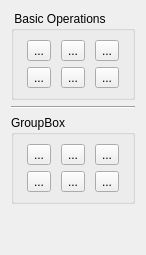
Above: gui/toolbox.ui from warc3l/Owlies before the change. Below: the same form after it.
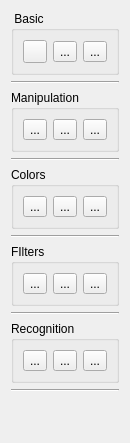
That is the form after the change. Icons and pictures are not drawn.

Commit message:
Implemented crop functionality. Added Google Icons.
Implemented crop functionality, and more improvments on the SW architecture.

```diff
--- a/gui/toolbox.ui
+++ b/gui/toolbox.ui
@@ -10,7 +10,7 @@
     <x>0</x>
     <y>0</y>
     <width>159</width>
-    <height>445</height>
+    <height>414</height>
    </rect>
   </property>
   <property name="sizePolicy">
@@ -29,19 +29,9 @@
    <item>
     <widget class="QGroupBox" name="groupBox">
      <property name="title">
-      <string> Basic Operations</string>
+      <string> Basic</string>
      </property>
      <layout class="QGridLayout" name="gridLayout">
-      <item row="0" column="0">
-       <widget class="QToolButton" name="toolButton">
-        <property name="focusPolicy">
-         <enum>Qt::NoFocus</enum>
-        </property>
-        <property name="text">
-         <string>...</string>
-        </property>
-       </widget>
-      </item>
       <item row="0" column="1">
        <widget class="QToolButton" name="toolButton_2">
         <property name="focusPolicy">
@@ -60,35 +50,23 @@
         <property name="text">
          <string>...</string>
         </property>
-       </widget>
-      </item>
-      <item row="1" column="0">
-       <widget class="QToolButton" name="toolButton_4">
-        <property name="focusPolicy">
-         <enum>Qt::NoFocus</enum>
+        <property name="icon">
+         <iconset resource="../resources/resources.qrc">
+          <normaloff>:/icons/ic_zoom_out_black_24px.svg</normaloff>:/icons/ic_zoom_out_black_24px.svg</iconset>
         </property>
-        <property name="text">
-         <string>...</string>
-        </property>
        </widget>
       </item>
-      <item row="1" column="1">
-       <widget class="QToolButton" name="toolButton_5">
+      <item row="0" column="0">
+       <widget class="QToolButton" name="btn_crop">
         <property name="focusPolicy">
          <enum>Qt::NoFocus</enum>
         </property>
         <property name="text">
-         <string>...</string>
+         <string/>
         </property>
-       </widget>
-      </item>
-      <item row="1" column="2">
-       <widget class="QToolButton" name="toolButton_6">
-        <property name="focusPolicy">
-         <enum>Qt::NoFocus</enum>
-        </property>
-        <property name="text">
-         <string>...</string>
+        <property name="icon">
+         <iconset resource="../resources/resources.qrc">
+          <normaloff>:/icons/ic_crop_black_24px.svg</normaloff>:/icons/ic_crop_black_24px.svg</iconset>
         </property>
        </widget>
       </item>
@@ -105,7 +83,7 @@
    <item>
     <widget class="QGroupBox" name="groupBox_2">
      <property name="title">
-      <string>GroupBox</string>
+      <string>Manipulation</string>
      </property>
      <layout class="QGridLayout" name="gridLayout_2">
       <item row="0" column="2">
@@ -118,8 +96,80 @@
         </property>
        </widget>
       </item>
+      <item row="0" column="3">
+       <widget class="QToolButton" name="btn_invert_image">
+        <property name="focusPolicy">
+         <enum>Qt::NoFocus</enum>
+        </property>
+        <property name="text">
+         <string>...</string>
+        </property>
+        <property name="icon">
+         <iconset resource="../resources/resources.qrc">
+          <normaloff>:/icons/ic_compare_black_24px.svg</normaloff>:/icons/ic_compare_black_24px.svg</iconset>
+        </property>
+       </widget>
+      </item>
+      <item row="0" column="1">
+       <widget class="QToolButton" name="btn_draw">
+        <property name="focusPolicy">
+         <enum>Qt::NoFocus</enum>
+        </property>
+        <property name="text">
+         <string>...</string>
+        </property>
+        <property name="icon">
+         <iconset resource="../resources/resources.qrc">
+          <normaloff>:/icons/ic_brush_black_24px.svg</normaloff>:/icons/ic_brush_black_24px.svg</iconset>
+        </property>
+       </widget>
+      </item>
+     </layout>
+    </widget>
+   </item>
+   <item>
+    <widget class="Line" name="line_2">
+     <property name="orientation">
+      <enum>Qt::Horizontal</enum>
+     </property>
+    </widget>
+   </item>
+   <item>
+    <widget class="QGroupBox" name="group_colors">
+     <property name="title">
+      <string>Colors</string>
+     </property>
+     <layout class="QGridLayout" name="gridLayout_4">
+      <item row="0" column="2">
+       <widget class="QToolButton" name="btn_sature">
+        <property name="focusPolicy">
+         <enum>Qt::NoFocus</enum>
+        </property>
+        <property name="text">
+         <string>...</string>
+        </property>
+        <property name="icon">
+         <iconset resource="../resources/resources.qrc">
+          <normaloff>:/icons/ic_whatshot_black_24px.svg</normaloff>:/icons/ic_whatshot_black_24px.svg</iconset>
+        </property>
+       </widget>
+      </item>
+      <item row="0" column="1">
+       <widget class="QToolButton" name="btn_invert_colors">
+        <property name="focusPolicy">
+         <enum>Qt::NoFocus</enum>
+        </property>
+        <property name="text">
+         <string>...</string>
+        </property>
+        <property name="icon">
+         <iconset resource="../resources/resources.qrc">
+          <normaloff>:/icons/ic_invert_colors_black_24px.svg</normaloff>:/icons/ic_invert_colors_black_24px.svg</iconset>
+        </property>
+       </widget>
+      </item>
       <item row="0" column="0">
-       <widget class="QToolButton" name="toolButton_7">
+       <widget class="QToolButton" name="btn_pick">
         <property name="focusPolicy">
          <enum>Qt::NoFocus</enum>
         </property>
@@ -128,8 +178,38 @@
         </property>
        </widget>
       </item>
+     </layout>
+    </widget>
+   </item>
+   <item>
+    <widget class="Line" name="line_3">
+     <property name="orientation">
+      <enum>Qt::Horizontal</enum>
+     </property>
+    </widget>
+   </item>
+   <item>
+    <widget class="QGroupBox" name="group_filters">
+     <property name="title">
+      <string>FIlters</string>
+     </property>
+     <layout class="QGridLayout" name="gridLayout_3">
+      <item row="0" column="0">
+       <widget class="QToolButton" name="btn_filter_1">
+        <property name="focusPolicy">
+         <enum>Qt::NoFocus</enum>
+        </property>
+        <property name="text">
+         <string>...</string>
+        </property>
+        <property name="icon">
+         <iconset resource="../resources/resources.qrc">
+          <normaloff>:/icons/ic_blur_on_black_24px.svg</normaloff>:/icons/ic_blur_on_black_24px.svg</iconset>
+        </property>
+       </widget>
+      </item>
       <item row="0" column="1">
-       <widget class="QToolButton" name="toolButton_8">
+       <widget class="QToolButton" name="btn_filter_2">
         <property name="focusPolicy">
          <enum>Qt::NoFocus</enum>
         </property>
@@ -138,8 +218,8 @@
         </property>
        </widget>
       </item>
-      <item row="1" column="0">
-       <widget class="QToolButton" name="toolButton_10">
+      <item row="0" column="2">
+       <widget class="QToolButton" name="btn_filter_3">
         <property name="focusPolicy">
          <enum>Qt::NoFocus</enum>
         </property>
@@ -148,8 +228,24 @@
         </property>
        </widget>
       </item>
-      <item row="1" column="1">
-       <widget class="QToolButton" name="toolButton_11">
+     </layout>
+    </widget>
+   </item>
+   <item>
+    <widget class="Line" name="line_4">
+     <property name="orientation">
+      <enum>Qt::Horizontal</enum>
+     </property>
+    </widget>
+   </item>
+   <item>
+    <widget class="QGroupBox" name="group_recognition">
+     <property name="title">
+      <string>Recognition</string>
+     </property>
+     <layout class="QGridLayout" name="gridLayout_5">
+      <item row="0" column="1">
+       <widget class="QToolButton" name="btn_points">
         <property name="focusPolicy">
          <enum>Qt::NoFocus</enum>
         </property>
@@ -158,8 +254,8 @@
         </property>
        </widget>
       </item>
-      <item row="1" column="2">
-       <widget class="QToolButton" name="toolButton_12">
+      <item row="0" column="2">
+       <widget class="QToolButton" name="btn_recognize">
         <property name="focusPolicy">
          <enum>Qt::NoFocus</enum>
         </property>
@@ -168,9 +264,30 @@
         </property>
        </widget>
       </item>
+      <item row="0" column="0">
+       <widget class="QToolButton" name="btn_faces">
+        <property name="focusPolicy">
+         <enum>Qt::NoFocus</enum>
+        </property>
+        <property name="text">
+         <string>...</string>
+        </property>
+        <property name="icon">
+         <iconset resource="../resources/resources.qrc">
+          <normaloff>:/icons/ic_tag_faces_black_24px.svg</normaloff>:/icons/ic_tag_faces_black_24px.svg</iconset>
+        </property>
+       </widget>
+      </item>
      </layout>
     </widget>
    </item>
+   <item>
+    <widget class="Line" name="line_5">
+     <property name="orientation">
+      <enum>Qt::Horizontal</enum>
+     </property>
+    </widget>
+   </item>
    <item>
     <spacer name="verticalSpacer">
      <property name="orientation">
```
Left out of the diff: 44 changed lines with no effect on the pictures. The commit also changes 34 other files.
